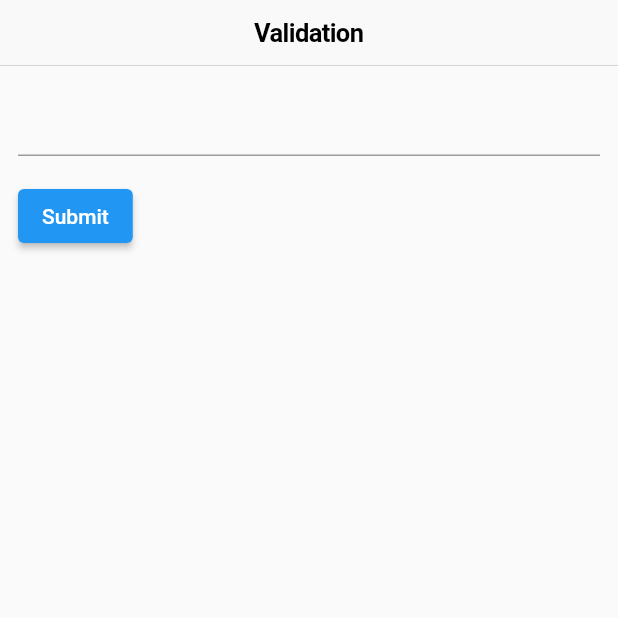
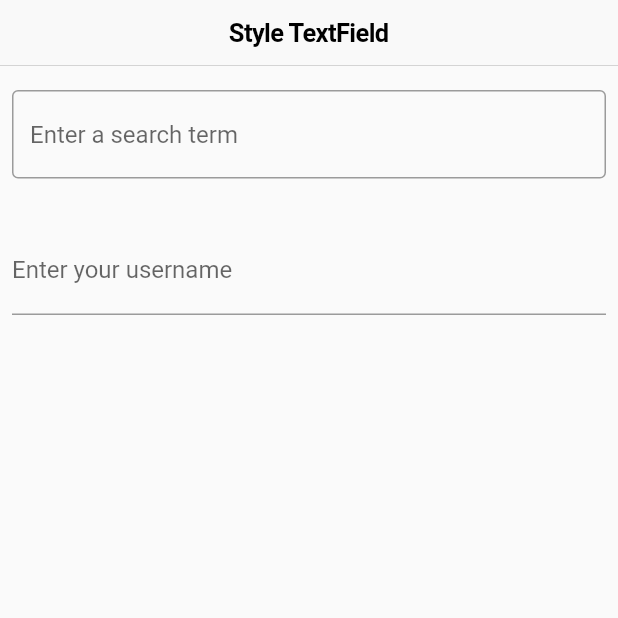
Before and after one commit to PBrunoCyber/cookbook, a Flutter app: the screen it shows after launch, on a phone screen of 412 x 824 dp, the top half of it. Run offline on Flutter 3.47's test engine with Material 2 defaults, Android fonts, the phone set to English and light mode, and no system bars.

Commit message:
StyleTextField added

```diff
--- /dev/null
+++ b/lib/Forms_/styleTextField.dart
@@ -0,0 +1,43 @@
+import 'package:flutter/material.dart';
+import 'package:flutter/cupertino.dart';
+
+class MyCustomForm extends StatefulWidget {
+  @override
+  MyCustomFormState createState() {
+    return MyCustomFormState();
+  }
+}
+
+class MyCustomFormState extends State<MyCustomForm> {
+  @override
+  Widget build(BuildContext context) {
+    return Scaffold(
+      appBar: CupertinoNavigationBar(
+        middle: Text("Style TextField"),
+      ),
+      body: Column(
+        crossAxisAlignment: CrossAxisAlignment.start,
+        children: <Widget>[
+          Padding(
+            padding: EdgeInsets.symmetric(horizontal: 8, vertical: 16),
+            child: TextField(
+              decoration: InputDecoration(
+                border: OutlineInputBorder(),
+                hintText: 'Enter a search term',
+              ),
+            ),
+          ),
+          Padding(
+            padding: EdgeInsets.symmetric(horizontal: 8, vertical: 16),
+            child: TextFormField(
+              decoration: InputDecoration(
+                border: UnderlineInputBorder(),
+                labelText: 'Enter your username',
+              ),
+            ),
+          ),
+        ],
+      ),
+    );
+  }
+}
--- a/lib/main.dart
+++ b/lib/main.dart
@@ -1,5 +1,5 @@
 import 'package:flutter/material.dart';
-import 'Forms_/validation.dart';
+import 'Forms_/styleTextField.dart';
 
 void main() {
   runApp(MyApp());
```
